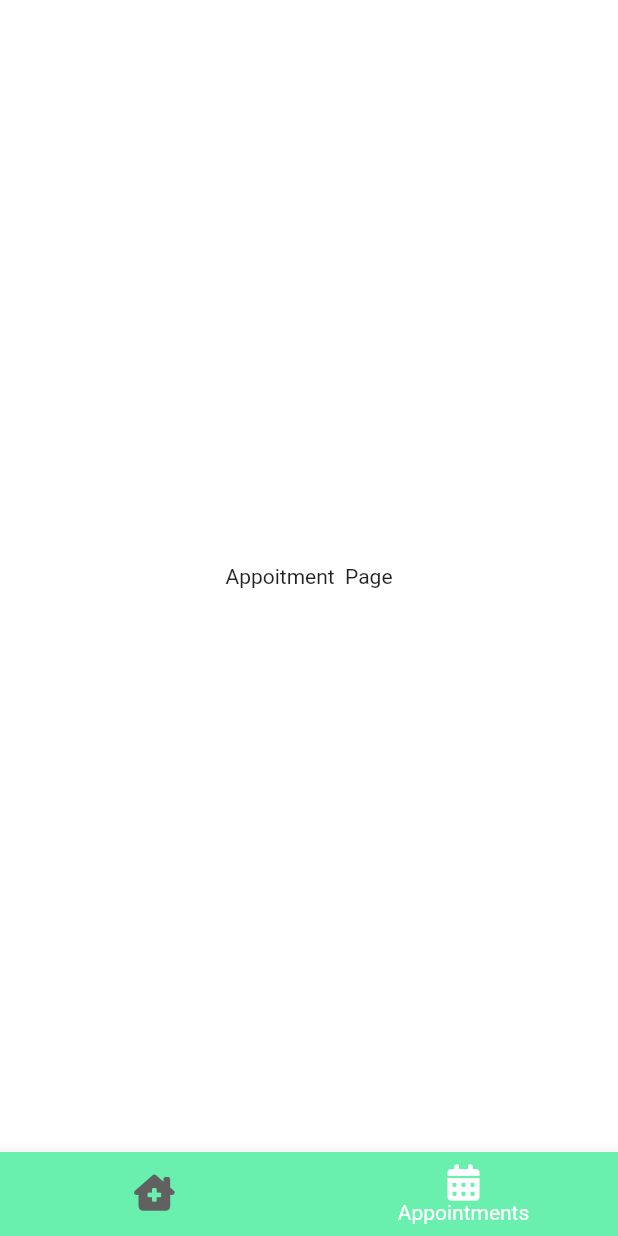
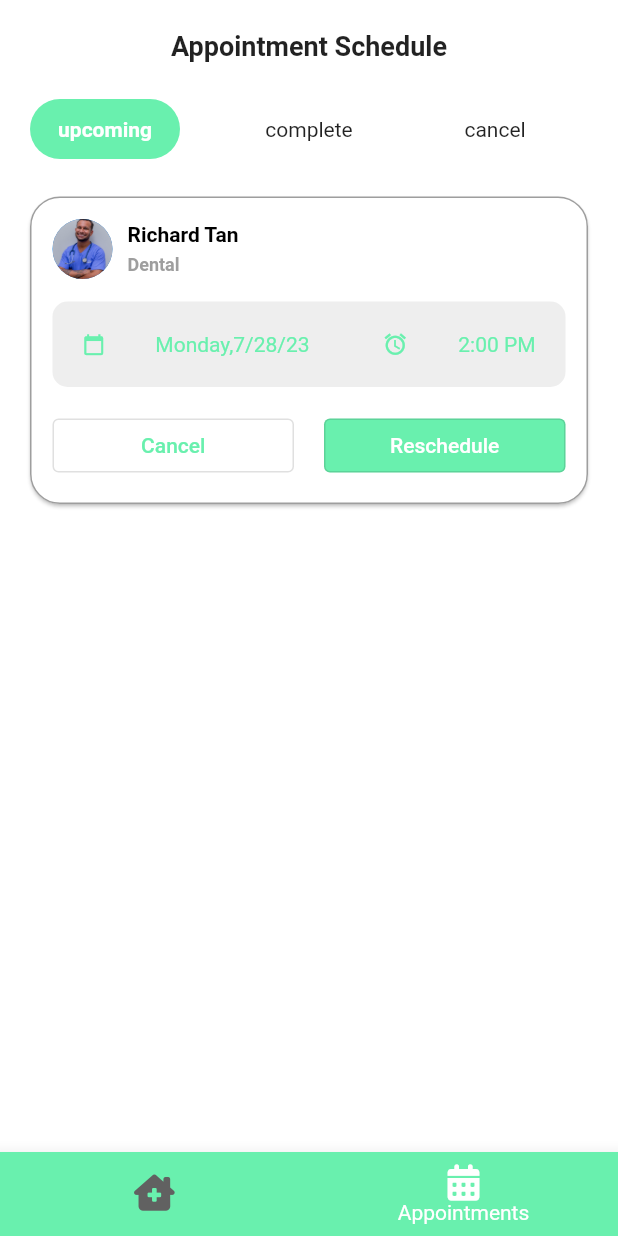
Before and after one commit to ishasib/fdoctor, a Flutter app: the MainLayout screen opened by its route, swiped to page 2, on a phone screen of 412 x 824 dp. Run offline on Flutter 3.47's test engine with Material 2 defaults, Android fonts, the phone set to English and light mode, and no system bars; our stand-ins replace font_awesome_flutter.

Commit message:
Second Commit

```diff
--- a/lib/main_layout.dart
+++ b/lib/main_layout.dart
@@ -1,4 +1,4 @@
-import 'package:fdoctor/screens/appointment.dart';
+import 'package:fdoctor/screens/appointment_page.dart';
 import 'package:fdoctor/screens/home_page.dart';
 import 'package:flutter/material.dart';
 import 'package:font_awesome_flutter/font_awesome_flutter.dart';
--- a/lib/screens/appointment.dart
+++ /dev/null
@@ -1,17 +0,0 @@
-import 'package:flutter/material.dart';
-
-class AppointmentPage extends StatefulWidget {
-  const AppointmentPage({super.key});
-
-  @override
-  State<AppointmentPage> createState() => _AppointmentPageState();
-}
-
-class _AppointmentPageState extends State<AppointmentPage> {
-  @override
-  Widget build(BuildContext context) {
-    return Center(
-      child: Text('Appoitment  Page'),
-    );
-  }
-}
--- /dev/null
+++ b/lib/screens/appointment_page.dart
@@ -0,0 +1,293 @@
+import 'package:fdoctor/utils/config.dart';
+import 'package:flutter/material.dart';
+
+class AppointmentPage extends StatefulWidget {
+  const AppointmentPage({super.key});
+
+  @override
+  State<AppointmentPage> createState() => _AppointmentPageState();
+}
+
+//enum for appointment page
+enum FilterStatus { upcoming, complete, cancel }
+
+class _AppointmentPageState extends State<AppointmentPage> {
+  FilterStatus status = FilterStatus.upcoming; //initial status
+  Alignment _alignment = Alignment.centerLeft;
+  List<dynamic> schedules = [
+    {
+      "doctor_name": "Richard Tan",
+      "doctor_profile": "assets/doctor_2.jpg",
+      "category": "Dental",
+      "status": FilterStatus.upcoming,
+    },
+    {
+      "doctor_name": "Max Lan",
+      "doctor_profile": "assets/doctor_3.jpg",
+      "category": "Cardiology",
+      "status": FilterStatus.complete,
+    },
+    {
+      "doctor_name": "Jane Wong",
+      "doctor_profile": "assets/doctor_4.jpg",
+      "category": "Respiration",
+      "status": FilterStatus.complete,
+    },
+    {
+      "doctor_name": "Jenny  Song",
+      "doctor_profile": "assets/doctor_5.jpg",
+      "category": "General",
+      "status": FilterStatus.cancel,
+    },
+  ];
+  @override
+  Widget build(BuildContext context) {
+    //return filtered appointment
+    //let's create schedule info
+    List<dynamic> filterdSchedules = schedules.where((var schedule) {
+      // switch (schedule['status']) {
+      // case 'upcoming':
+      //   schedule['status'] = FilterStatus.upcoming;
+      //  break;
+      // case 'complete':
+      //    schedule['status'] = FilterStatus.complete;
+      //    break;
+      //  case 'cancel':
+      //    schedule['status'] = FilterStatus.cancel;
+      //   break;
+      // }
+      return schedule['status'] == status;
+    }).toList();
+    return SafeArea(
+        child: Padding(
+      padding: const EdgeInsets.only(left: 20, top: 20, right: 20),
+      child: Column(
+        crossAxisAlignment: CrossAxisAlignment.stretch,
+        children: <Widget>[
+          const Text(
+            'Appointment Schedule',
+            textAlign: TextAlign.center,
+            style: TextStyle(
+              fontSize: 18,
+              fontWeight: FontWeight.bold,
+            ),
+          ),
+          Config.spaceSmall,
+          Stack(
+            children: [
+              Container(
+                width: double.infinity,
+                height: 40,
+                decoration: BoxDecoration(
+                  color: Colors.white,
+                  borderRadius: BorderRadius.circular(20),
+                ),
+                child: Row(
+                  mainAxisAlignment: MainAxisAlignment.spaceBetween,
+                  children: [
+                    //this is the filter tabs
+                    for (FilterStatus filterStatus in FilterStatus.values)
+                      Expanded(
+                          child: GestureDetector(
+                        onTap: () {
+                          setState(() {
+                            if (filterStatus == FilterStatus.upcoming) {
+                              status = FilterStatus.upcoming;
+                              _alignment = Alignment.centerLeft;
+                            } else if (filterStatus == FilterStatus.complete) {
+                              status = FilterStatus.complete;
+                              _alignment = Alignment.center;
+                            } else if (filterStatus == FilterStatus.cancel) {
+                              status = FilterStatus.cancel;
+                              _alignment = Alignment.centerRight;
+                            }
+                          });
+                        },
+                        child: Center(
+                          child: Text(filterStatus.name),
+                        ),
+                      )),
+                  ],
+                ),
+              ),
+              AnimatedAlign(
+                alignment: _alignment,
+                duration: const Duration(milliseconds: 200),
+                child: Container(
+                  width: 100,
+                  height: 40,
+                  decoration: BoxDecoration(
+                    color: Config.primarycolor,
+                    borderRadius: BorderRadius.circular(20),
+                  ),
+                  child: Center(
+                    child: Text(
+                      status.name,
+                      style: const TextStyle(
+                        color: Colors.white,
+                        fontWeight: FontWeight.bold,
+                      ),
+                    ),
+                  ),
+                ),
+              )
+            ],
+          ),
+          Config.spaceSmall,
+          Expanded(
+            child: ListView.builder(
+                itemCount: filterdSchedules.length,
+                itemBuilder: ((context, index) {
+                  var _schedule = filterdSchedules[index];
+                  bool isLastElement = filterdSchedules.length + 1 == index;
+                  return Card(
+                    shape: RoundedRectangleBorder(
+                      side: const BorderSide(
+                        color: Colors.grey,
+                      ),
+                      borderRadius: BorderRadius.circular(20),
+                    ),
+                    margin: !isLastElement
+                        ? const EdgeInsets.only(bottom: 20)
+                        : EdgeInsets.zero,
+                    child: Padding(
+                      padding: const EdgeInsets.all(15),
+                      child: Column(
+                        crossAxisAlignment: CrossAxisAlignment.stretch,
+                        children: [
+                          Row(
+                            children: [
+                              CircleAvatar(
+                                backgroundImage:
+                                    AssetImage(_schedule['doctor_profile']),
+                              ),
+                              const SizedBox(
+                                width: 10,
+                              ),
+                              Column(
+                                crossAxisAlignment: CrossAxisAlignment.start,
+                                children: [
+                                  Text(
+                                    _schedule['doctor_name'],
+                                    style: const TextStyle(
+                                      color: Colors.black,
+                                      fontWeight: FontWeight.w700,
+                                    ),
+                                  ),
+                                  const SizedBox(
+                                    height: 5,
+                                  ),
+                                  Text(
+                                    _schedule['category'],
+                                    style: const TextStyle(
+                                      color: Colors.grey,
+                                      fontSize: 12,
+                                      fontWeight: FontWeight.w600,
+                                    ),
+                                  ),
+                                ],
+                              )
+                            ],
+                          ),
+                          const SizedBox(
+                            height: 15,
+                          ),
+                          //schedule card
+                          const ScheduleCard(),
+                          const SizedBox(
+                            height: 15,
+                          ),
+                          Row(
+                            mainAxisAlignment: MainAxisAlignment.spaceBetween,
+                            children: [
+                              Expanded(
+                                child: OutlinedButton(
+                                  onPressed: () {},
+                                  child: const Text(
+                                    'Cancel',
+                                    style: TextStyle(
+                                      color: Config.primarycolor,
+                                    ),
+                                  ),
+                                ),
+                              ),
+                              const SizedBox(
+                                width: 20,
+                              ),
+                              Expanded(
+                                child: OutlinedButton(
+                                  style: OutlinedButton.styleFrom(
+                                    backgroundColor: Config.primarycolor,
+                                  ),
+                                  onPressed: () {},
+                                  child: const Text(
+                                    'Reschedule',
+                                    style: TextStyle(
+                                      color: Colors.white,
+                                    ),
+                                  ),
+                                ),
+                              ),
+                            ],
+                          )
+                        ],
+                      ),
+                    ),
+                  );
+                })),
+          ),
+        ],
+      ),
+    ));
+  }
+}
+
+class ScheduleCard extends StatelessWidget {
+  const ScheduleCard({super.key});
+
+  @override
+  Widget build(BuildContext context) {
+    return Container(
+      decoration: BoxDecoration(
+        color: Colors.grey.shade200,
+        borderRadius: BorderRadius.circular(10),
+      ),
+      width: double.infinity,
+      padding: const EdgeInsets.all(20),
+      child: Row(
+        crossAxisAlignment: CrossAxisAlignment.center,
+        mainAxisAlignment: MainAxisAlignment.spaceBetween,
+        children: const <Widget>[
+          Icon(
+            Icons.calendar_today,
+            color: Config.primarycolor,
+            size: 15,
+          ),
+          SizedBox(
+            width: 5,
+          ),
+          Text(
+            'Monday,7/28/23',
+            style: const TextStyle(color: Config.primarycolor),
+          ),
+          SizedBox(
+            width: 20,
+          ),
+          Icon(
+            Icons.access_alarm,
+            color: Config.primarycolor,
+            size: 17,
+          ),
+          SizedBox(
+            width: 5,
+          ),
+          Flexible(
+              child: Text(
+            '2:00 PM',
+            style: TextStyle(color: Config.primarycolor),
+          ))
+        ],
+      ),
+    );
+  }
+}
```
